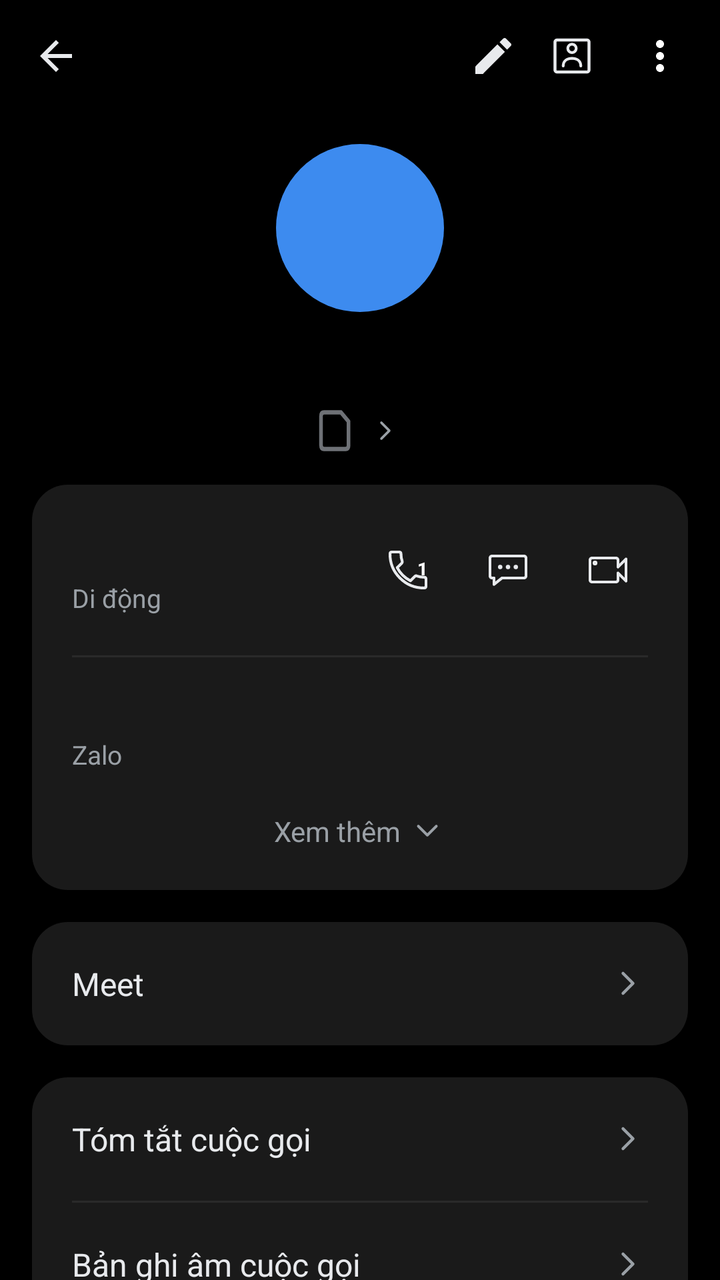
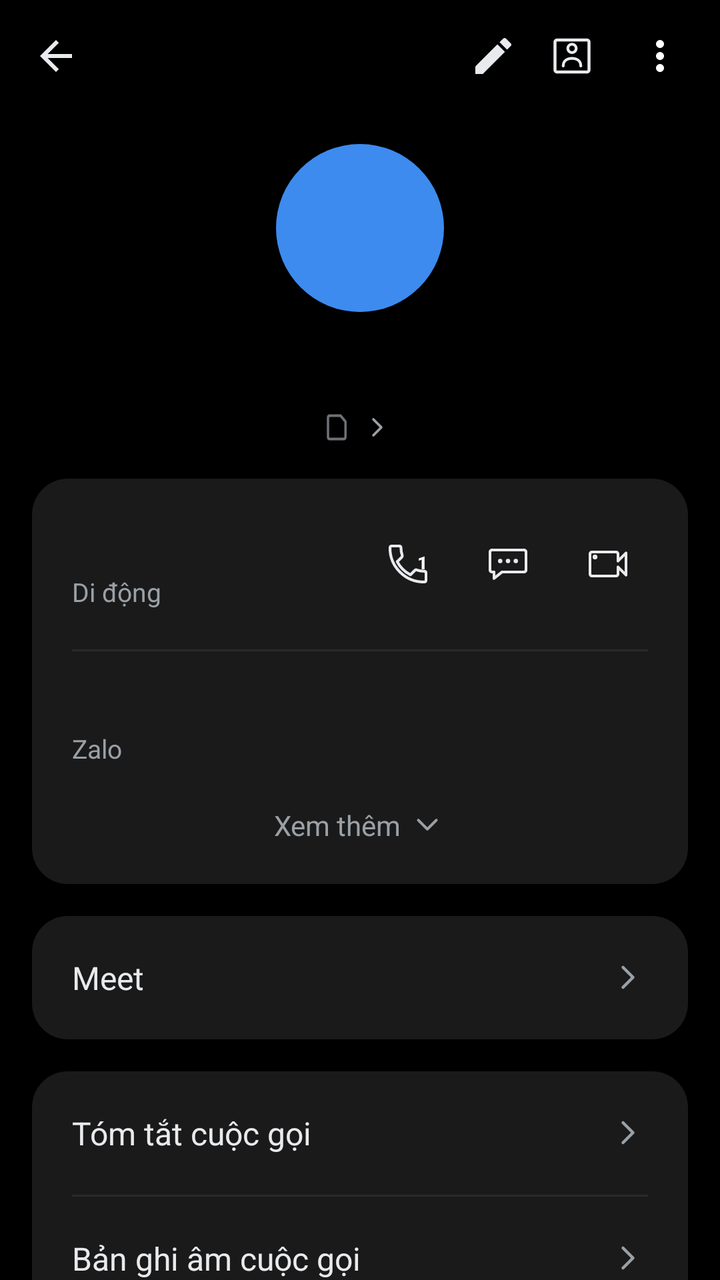

Screens rendered from an Android XML layout before and after an edit, with the pre-edit source and the edit as a unified diff.
<!-- AndroidManifest.xml: application theme Theme.SimpleCall -->
<!-- res/layout/fragment_contact_detail.xml -->
<?xml version="1.0" encoding="utf-8"?>
<LinearLayout xmlns:android="http://schemas.android.com/apk/res/android"
    xmlns:app="http://schemas.android.com/apk/res-auto"
    android:layout_width="match_parent"
    android:layout_height="match_parent"
    android:orientation="vertical"
    android:background="@color/bg">

    
    <LinearLayout
        android:layout_width="match_parent" android:layout_height="56dp"
        android:orientation="horizontal" android:gravity="center_vertical"
        android:paddingStart="4dp" android:paddingEnd="8dp">

        <ImageButton android:id="@+id/btnBack"
            android:layout_width="48dp" android:layout_height="48dp"
            android:background="@android:color/transparent"
            android:src="@drawable/ic_arrow_back"
            android:contentDescription="Quay lại" />

        <Space android:layout_width="0dp" android:layout_height="1dp" android:layout_weight="1" />

        <ImageButton android:id="@+id/btnEdit"
            android:layout_width="35dp" android:layout_height="35dp"
            android:background="@android:color/transparent"
            android:src="@drawable/ic_edit"
            android:contentDescription="Sửa" />

        <ImageButton android:id="@+id/btnContactCard"
            android:layout_width="44dp" android:layout_height="44dp"
            android:background="@android:color/transparent"
            android:src="@drawable/ic_contact_card"
            android:contentDescription="Thẻ liên hệ" />

        <ImageButton android:id="@+id/btnMore"
            android:layout_width="44dp" android:layout_height="44dp"
            android:background="@android:color/transparent"
            android:src="@drawable/ic_more_vert"
            android:contentDescription="Thêm" />
    </LinearLayout>

    <ScrollView
        android:layout_width="match_parent" android:layout_height="0dp"
        android:layout_weight="1"
        android:clipToPadding="false"
        android:paddingBottom="24dp">

        <LinearLayout
            android:layout_width="match_parent" android:layout_height="wrap_content"
            android:orientation="vertical">

            
            <TextView android:id="@+id/tvAvatar"
                android:layout_width="84dp" android:layout_height="84dp"
                android:layout_gravity="center_horizontal"
                android:layout_marginTop="16dp"
                android:background="@drawable/bg_avatar_circle"
                android:gravity="center"
                android:textSize="58sp" android:textColor="@color/white"
                android:fontFamily="sans-serif-medium" />

            
            <TextView android:id="@+id/tvTitle"
                android:layout_width="wrap_content" android:layout_height="wrap_content"
                android:layout_gravity="center_horizontal"
                android:layout_marginTop="16dp"
                android:layout_marginStart="32dp" android:layout_marginEnd="32dp"
                android:gravity="center"
                android:textSize="27sp"
                android:textColor="@color/text_primary"
                android:fontFamily="sans-serif" />

            
            <LinearLayout android:id="@+id/rowSimDefault"
                android:layout_width="wrap_content" android:layout_height="wrap_content"
                android:layout_gravity="center_horizontal"
                android:layout_marginTop="-4dp"
                android:orientation="horizontal" android:gravity="center_vertical"
                android:clickable="true" android:focusable="true">

                <FrameLayout
                    android:layout_width="22dp" android:layout_height="22dp">

                    <TextView android:id="@+id/tvSimBadge"
                        android:layout_width="18.48dp" android:layout_height="22dp"
                        android:gravity="center"
                        android:background="@drawable/bg_sim_badge"
                        android:textSize="9sp" android:textColor="@color/call_log_muted" />
                </FrameLayout>

                <TextView android:id="@+id/tvSubtitle"
                    android:layout_width="wrap_content" android:layout_height="wrap_content"
                    android:layout_marginStart="1.5dp"
                    android:textSize="14sp" android:textColor="@color/text_secondary" />

                <ImageView
                    android:layout_width="16dp" android:layout_height="16dp"
                    android:layout_marginStart="2dp"
                    android:src="@drawable/ic_chevron_right" />
            </LinearLayout>

            
            <LinearLayout
                android:layout_width="match_parent" android:layout_height="wrap_content"
                android:layout_margin="16dp"
                android:orientation="vertical"
                android:background="@drawable/bg_card_rounded"
                android:padding="20dp">

                <LinearLayout
                    android:layout_width="match_parent" android:layout_height="wrap_content"
                    android:orientation="horizontal" android:gravity="center_vertical">

                    <LinearLayout
                        android:layout_width="0dp" android:layout_height="wrap_content"
                        android:layout_weight="1" android:orientation="vertical">

                        <TextView android:id="@+id/tvNumber"
                            android:layout_width="wrap_content" android:layout_height="wrap_content"
                            android:textSize="19sp" android:textColor="@color/text_primary" />

                        <TextView android:id="@+id/tvNumberType"
                            android:layout_width="wrap_content" android:layout_height="wrap_content"
                            android:layout_marginTop="2dp"
                            android:text="@string/number_type_mobile"
                            android:textSize="13sp" android:textColor="@color/text_secondary" />
                    </LinearLayout>

                    
                    <FrameLayout
                        android:layout_width="40dp"
                        android:layout_height="40dp">
                        <ImageButton android:id="@+id/btnCallRow"
                            android:layout_width="match_parent"
                            android:layout_height="match_parent"
                            android:background="@android:color/transparent"
                            android:src="@drawable/ic_call_outline"
                            android:contentDescription="@string/call" />
                        
                        <TextView
                            android:id="@+id/tvCallSimNum"
                            android:layout_width="wrap_content"
                            android:layout_height="wrap_content"
                            android:layout_gravity="top|end"
                            android:layout_marginTop="13dp"
                            android:layout_marginEnd="10dp"
                            android:text="1"
                            android:textSize="9sp"
                            android:textStyle="bold"
                            android:textColor="@color/white"
                            android:fontFamily="sans-serif-medium" />
                    </FrameLayout>

                    <ImageButton android:id="@+id/btnMessageRow"
                        android:layout_width="40dp" android:layout_height="40dp"
                        android:layout_marginStart="10dp"
                        android:background="@android:color/transparent"
                        android:src="@drawable/ic_message_outline"
                        android:contentDescription="Nhắn tin" />

                    <ImageButton android:id="@+id/btnVideoRow"
                        android:layout_width="40dp" android:layout_height="40dp"
                        android:layout_marginStart="10dp"
                        android:background="@android:color/transparent"
                        android:src="@drawable/ic_video_call_outline"
                        android:contentDescription="Video call" />
                </LinearLayout>

                <View
                    android:layout_width="match_parent" android:layout_height="1dp"
                    android:layout_marginTop="20dp" android:layout_marginBottom="16dp"
                    android:background="@color/divider" />

                <LinearLayout android:id="@+id/rowZalo"
                    android:layout_width="match_parent" android:layout_height="wrap_content"
                    android:orientation="vertical"
                    android:clickable="true" android:focusable="true">

                    <TextView android:id="@+id/tvZalo"
                        android:layout_width="wrap_content" android:layout_height="wrap_content"
                        android:textSize="16sp" android:textColor="@color/text_primary" />

                    <TextView
                        android:layout_width="wrap_content" android:layout_height="wrap_content"
                        android:layout_marginTop="2dp"
                        android:text="Zalo"
                        android:textSize="13sp" android:textColor="@color/text_secondary" />
                </LinearLayout>

                <LinearLayout android:id="@+id/rowSeeMore"
                    android:layout_width="match_parent" android:layout_height="wrap_content"
                    android:layout_marginTop="20dp"
                    android:orientation="horizontal" android:gravity="center"
                    android:clickable="true" android:focusable="true">

                    <TextView
                        android:layout_width="wrap_content" android:layout_height="wrap_content"
                        android:text="Xem thêm"
                        android:textSize="14sp" android:textColor="@color/text_secondary" />

                    <ImageView
                        android:layout_width="18dp" android:layout_height="18dp"
                        android:layout_marginStart="4dp"
                        android:src="@drawable/ic_chevron_down" />
                </LinearLayout>
            </LinearLayout>

            
            <LinearLayout android:id="@+id/rowMeet"
                android:layout_width="match_parent" android:layout_height="wrap_content"
                android:layout_marginStart="16dp" android:layout_marginEnd="16dp"
                android:orientation="horizontal" android:gravity="center_vertical"
                android:background="@drawable/bg_card_rounded"
                android:padding="20dp"
                android:clickable="true" android:focusable="true">

                <TextView
                    android:layout_width="0dp" android:layout_height="wrap_content"
                    android:layout_weight="1"
                    android:text="Meet"
                    android:textSize="16sp" android:textColor="@color/text_primary" />

                <ImageView
                    android:layout_width="20dp" android:layout_height="20dp"
                    android:src="@drawable/ic_chevron_right" />
            </LinearLayout>

            
            <LinearLayout
                android:layout_width="match_parent" android:layout_height="wrap_content"
                android:layout_margin="16dp"
                android:orientation="vertical"
                android:background="@drawable/bg_card_rounded">

                <LinearLayout android:id="@+id/rowCallSummary"
                    android:layout_width="match_parent" android:layout_height="wrap_content"
                    android:orientation="horizontal" android:gravity="center_vertical"
                    android:padding="20dp"
                    android:clickable="true" android:focusable="true">

                    <TextView
                        android:layout_width="0dp" android:layout_height="wrap_content"
                        android:layout_weight="1"
                        android:text="Tóm tắt cuộc gọi"
                        android:textSize="16sp" android:textColor="@color/text_primary" />

                    <ImageView
                        android:layout_width="20dp" android:layout_height="20dp"
                        android:src="@drawable/ic_chevron_right" />
                </LinearLayout>

                <View
                    android:layout_width="match_parent" android:layout_height="1dp"
                    android:layout_marginStart="20dp" android:layout_marginEnd="20dp"
                    android:background="@color/divider" />

                <LinearLayout android:id="@+id/rowCallRecording"
                    android:layout_width="match_parent" android:layout_height="wrap_content"
                    android:orientation="horizontal" android:gravity="center_vertical"
                    android:padding="20dp"
                    android:clickable="true" android:focusable="true">

                    <TextView
                        android:layout_width="0dp" android:layout_height="wrap_content"
                        android:layout_weight="1"
                        android:text="Bản ghi âm cuộc gọi"
                        android:textSize="16sp" android:textColor="@color/text_primary" />

                    <ImageView
                        android:layout_width="20dp" android:layout_height="20dp"
                        android:src="@drawable/ic_chevron_right" />
                </LinearLayout>
            </LinearLayout>

            
            <LinearLayout
                android:layout_width="match_parent" android:layout_height="wrap_content"
                android:layout_marginStart="20dp" android:layout_marginEnd="12dp"
                android:layout_marginTop="8dp"
                android:orientation="horizontal" android:gravity="center_vertical">

                <TextView
                    android:layout_width="0dp" android:layout_height="wrap_content"
                    android:layout_weight="1"
                    android:text="Nhật ký cuộc gọi"
                    android:textSize="15sp" android:textColor="@color/text_secondary" />

                <TextView android:id="@+id/btnClearLog"
                    android:layout_width="wrap_content" android:layout_height="wrap_content"
                    android:text="Xóa"
                    android:textSize="15sp" android:textColor="@color/accent_blue"
                    android:padding="8dp"
                    android:clickable="true" android:focusable="true" />
            </LinearLayout>

            
            <LinearLayout android:id="@+id/llHistoryEntries"
                android:layout_width="match_parent" android:layout_height="wrap_content"
                android:layout_margin="16dp"
                android:orientation="vertical"
                android:background="@drawable/bg_card_rounded" />

        </LinearLayout>
    </ScrollView>
</LinearLayout>
<!-- resources referenced by this layout -->
<resources>
  <color name="accent_blue">#1A73E8</color>
  <color name="bg">#000000</color>
  <color name="call_log_muted">#6E7176</color>
  <color name="divider">#2A2A2A</color>
  <color name="text_primary">#E8EAED</color>
  <color name="text_secondary">#9AA0A6</color>
  <color name="white">#FFFFFF</color>
  <!-- drawable bg_avatar_circle (drawable) -->
  <?xml version="1.0" encoding="utf-8"?>
  <shape xmlns:android="http://schemas.android.com/apk/res/android"
      android:shape="oval">
      <solid android:color="@color/avatar_purple" />
  </shape>
  <!-- drawable bg_card_rounded (drawable) -->
  <?xml version="1.0" encoding="utf-8"?>
  <shape xmlns:android="http://schemas.android.com/apk/res/android"
      android:shape="rectangle">
      <solid android:color="@color/detail_card_bg" />
      <corners android:radius="18dp" />
  </shape>
  <!-- drawable ic_arrow_back (drawable) -->
  <?xml version="1.0" encoding="utf-8"?>
  <vector xmlns:android="http://schemas.android.com/apk/res/android"
      android:width="24dp" android:height="24dp"
      android:viewportWidth="24" android:viewportHeight="24">
      
      <path android:fillColor="@color/text_primary"
          android:pathData="M20,11H7.83l5.59-5.59L12,4l-8,8 8,8 1.41-1.41L7.83,13H20v-2z"/>
  </vector>
  <!-- drawable ic_chevron_down (drawable) -->
  <?xml version="1.0" encoding="utf-8"?>
  <vector xmlns:android="http://schemas.android.com/apk/res/android"
      android:width="24dp" android:height="24dp"
      android:viewportWidth="24" android:viewportHeight="24">
      <path android:fillColor="#00000000"
          android:strokeColor="@color/text_secondary"
          android:strokeWidth="1.8"
          android:strokeLineCap="round"
          android:strokeLineJoin="round"
          android:pathData="M6,9 L12,15 L18,9"/>
  </vector>
  <!-- drawable ic_chevron_right (drawable) -->
  <?xml version="1.0" encoding="utf-8"?>
  <vector xmlns:android="http://schemas.android.com/apk/res/android"
      android:width="24dp" android:height="24dp"
      android:viewportWidth="24" android:viewportHeight="24">
      <path android:fillColor="#00000000"
          android:strokeColor="@color/text_secondary"
          android:strokeWidth="1.8"
          android:strokeLineCap="round"
          android:strokeLineJoin="round"
          android:pathData="M9,6 L15,12 L9,18"/>
  </vector>
  <!-- drawable ic_edit (drawable) -->
  <?xml version="1.0" encoding="utf-8"?>
  <vector xmlns:android="http://schemas.android.com/apk/res/android"
      android:width="24dp" android:height="24dp"
      android:viewportWidth="24" android:viewportHeight="24">
      <path android:fillColor="@color/text_primary"
          android:pathData="M3,17.25V21h3.75L17.81,9.94l-3.75,-3.75L3,17.25zM20.71,7.04c0.39,-0.39 0.39,-1.02 0,-1.41l-2.34,-2.34c-0.39,-0.39 -1.02,-0.39 -1.41,0l-1.83,1.83 3.75,3.75 1.83,-1.83z"/>
  </vector>
  <!-- drawable ic_more_vert (drawable) -->
  <?xml version="1.0" encoding="utf-8"?>
  <vector xmlns:android="http://schemas.android.com/apk/res/android"
      android:width="24dp" android:height="24dp"
      android:viewportWidth="24" android:viewportHeight="24">
      <path android:fillColor="#FFFFFF"
          android:pathData="M12,8c1.1,0 2,-0.9 2,-2s-0.9,-2 -2,-2 -2,0.9 -2,2 0.9,2 2,2zM12,10c-1.1,0 -2,0.9 -2,2s0.9,2 2,2 2,-0.9 2,-2 -0.9,-2 -2,-2zM12,16c-1.1,0 -2,0.9 -2,2s0.9,2 2,2 2,-0.9 2,-2 -0.9,-2 -2,-2z"/>
  </vector>
  <string name="call">Gọi</string>
  <string name="number_type_mobile">Di động</string>
  <color name="avatar_purple">#3D8BEF</color>
  <color name="detail_card_bg">#1A1A1A</color>
  <color name="primary">#1E8E3E</color>
  <color name="primary_dark">#137333</color>
  <!-- unchanged entries left out for length: 6 -->
</resources>

<!-- the commit's change to res/layout/fragment_contact_detail.xml (unified diff, before → after) -->
@@ -79,13 +79,13 @@
                 android:clickable="true" android:focusable="true">
 
                 <FrameLayout
-                    android:layout_width="22dp" android:layout_height="22dp">
+                    android:layout_width="14dp" android:layout_height="14dp">
 
                     <TextView android:id="@+id/tvSimBadge"
-                        android:layout_width="18.48dp" android:layout_height="22dp"
+                        android:layout_width="11.76dp" android:layout_height="14dp"
                         android:gravity="center"
                         android:background="@drawable/bg_sim_badge"
-                        android:textSize="9sp" android:textColor="@color/call_log_muted" />
+                        android:textSize="7sp" android:textColor="@color/call_log_muted" />
                 </FrameLayout>
 
                 <TextView android:id="@+id/tvSubtitle"
